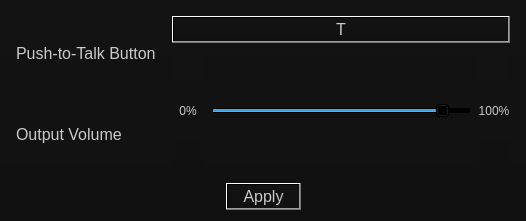
Above: src/View/SettingsWindow/settingswindow.ui from Flone-dnb/Silent before the change. Below: the same form after it.
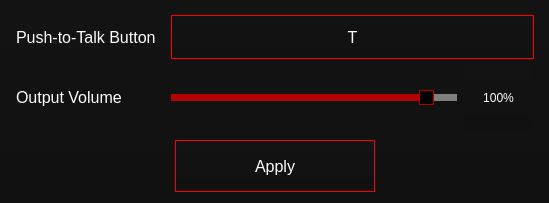
That is the form after the change.

What changed in the file:
```diff
--- a/src/View/SettingsWindow/settingswindow.ui
+++ b/src/View/SettingsWindow/settingswindow.ui
@@ -6,19 +6,25 @@
    <rect>
     <x>0</x>
     <y>0</y>
-    <width>526</width>
-    <height>221</height>
+    <width>549</width>
+    <height>203</height>
    </rect>
   </property>
+  <property name="font">
+   <font>
+    <family>Segoe UI</family>
+    <pointsize>12</pointsize>
+   </font>
+  </property>
   <property name="windowTitle">
    <string>Settings</string>
   </property>
   <property name="styleSheet">
    <string notr="true">background-color: qlineargradient(spread:pad, x1:0.480769, y1:1, x2:0.476, y2:0, stop:0 rgba(17, 17, 17, 255), stop:1 rgba(19, 19, 19, 255));
-color: rgb(202, 202, 202);</string>
+color: white;</string>
   </property>
   <widget class="QWidget" name="centralwidget">
-   <layout class="QVBoxLayout" name="verticalLayout_2" stretch="70,20">
+   <layout class="QVBoxLayout" name="verticalLayout_2" stretch="70,30">
     <property name="leftMargin">
      <number>11</number>
     </property>
@@ -34,7 +40,7 @@
     <item>
      <layout class="QHBoxLayout" name="horizontalLayout_3">
       <item>
-       <layout class="QVBoxLayout" name="verticalLayout_3" stretch="50,50">
+       <layout class="QVBoxLayout" name="verticalLayout_3" stretch="40,60">
         <property name="leftMargin">
          <number>5</number>
         </property>
@@ -82,57 +88,103 @@
        </layout>
       </item>
       <item>
-       <layout class="QVBoxLayout" name="verticalLayout_4" stretch="50,50">
+       <layout class="QVBoxLayout" name="verticalLayout_4" stretch="40,60">
         <property name="spacing">
-         <number>7</number>
+         <number>6</number>
         </property>
         <property name="leftMargin">
-         <number>5</number>
+         <number>4</number>
         </property>
         <property name="topMargin">
-         <number>5</number>
+         <number>4</number>
         </property>
         <property name="rightMargin">
-         <number>5</number>
+         <number>4</number>
         </property>
         <property name="bottomMargin">
-         <number>5</number>
+         <number>4</number>
         </property>
         <item>
-         <widget class="QPushButton" name="pushButton">
-          <property name="sizePolicy">
-           <sizepolicy hsizetype="Expanding" vsizetype="Fixed">
-            <horstretch>0</horstretch>
-            <verstretch>0</verstretch>
-           </sizepolicy>
+         <layout class="QHBoxLayout" name="horizontalLayout_2" stretch="80">
+          <property name="spacing">
+           <number>4</number>
           </property>
-          <property name="font">
-           <font>
-            <family>Segoe UI</family>
-            <pointsize>12</pointsize>
-           </font>
-          </property>
-          <property name="text">
-           <string>T</string>
-          </property>
-         </widget>
-        </item>
-        <item>
-         <layout class="QHBoxLayout" name="horizontalLayout_4" stretch="10,80,10">
           <item>
-           <widget class="QLabel" name="label_3">
+           <widget class="QPushButton" name="pushButton">
+            <property name="sizePolicy">
+             <sizepolicy hsizetype="Expanding" vsizetype="Expanding">
+              <horstretch>0</horstretch>
+              <verstretch>0</verstretch>
+             </sizepolicy>
+            </property>
+            <property name="font">
+             <font>
+              <family>Segoe UI</family>
+              <pointsize>12</pointsize>
+             </font>
+            </property>
+            <property name="styleSheet">
+             <string notr="true">QPushButton
+{
+	border: 1px solid red;
+	color: rgb(255, 255, 255);
+}
+
+QPushButton:disabled
+{
+	border: 1px solid darkred;
+	color: rgb(50, 50, 50);
+}
+
+QPushButton:hover
+{
+	background-color: rgb(30,30,30);
+	border: 1px solid white;
+}</string>
+            </property>
             <property name="text">
-             <string>0%</string>
-            </property>
-            <property name="alignment">
-             <set>Qt::AlignCenter</set>
+             <string>T</string>
             </property>
            </widget>
           </item>
+         </layout>
+        </item>
+        <item>
+         <layout class="QHBoxLayout" name="horizontalLayout_4" stretch="80,20">
           <item>
            <widget class="QSlider" name="horizontalSlider">
             <property name="styleSheet">
-             <string notr="true"/>
+             <string notr="true">QSlider::handle
+{
+	background-color: black;
+	border: 1px solid rgb(179, 0, 0);
+}
+
+QSlider::add-page 
+{
+    background: gray;
+}
+
+QSlider::sub-page
+ {
+    background: rgb(179, 0, 0);
+}
+
+QSlider::handle:disabled
+{
+	background-color: rgb(59, 59, 59);
+	border: 1px solid gray;
+}
+
+QSlider::add-page:disabled 
+{
+    background: gray;
+}
+
+QSlider::sub-page:disabled
+{
+    background: gray;
+}</string>
             </property>
             <property name="minimum">
              <number>0</number>
@@ -184,12 +236,43 @@
       </item>
       <item>
        <widget class="QPushButton" name="pushButton_2">
+        <property name="sizePolicy">
+         <sizepolicy hsizetype="Minimum" vsizetype="Expanding">
+          <horstretch>0</horstretch>
+          <verstretch>0</verstretch>
+         </sizepolicy>
+        </property>
+        <property name="minimumSize">
+         <size>
+          <width>200</width>
+          <height>25</height>
+         </size>
+        </property>
         <property name="font">
          <font>
           <family>Segoe UI</family>
           <pointsize>12</pointsize>
          </font>
         </property>
+        <property name="styleSheet">
+         <string notr="true">QPushButton
+{
+	border: 1px solid red;
+	color: rgb(255, 255, 255);
+}
+
+QPushButton:disabled
+{
+	border: 1px solid darkred;
+	color: rgb(50, 50, 50);
+}
+
+QPushButton:hover
+{
+	background-color: rgb(30,30,30);
+	border: 1px solid white;
+}</string>
+        </property>
         <property name="text">
          <string>Apply</string>
         </property>
```
Left out of the diff: 2 changed lines with no effect on the pictures.
